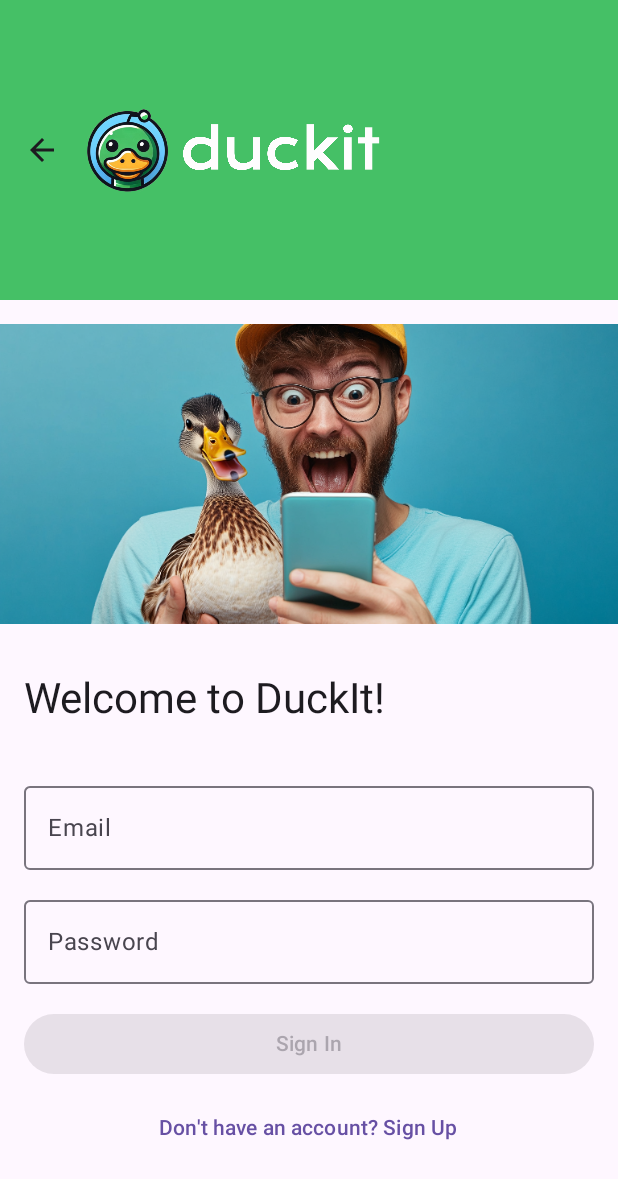
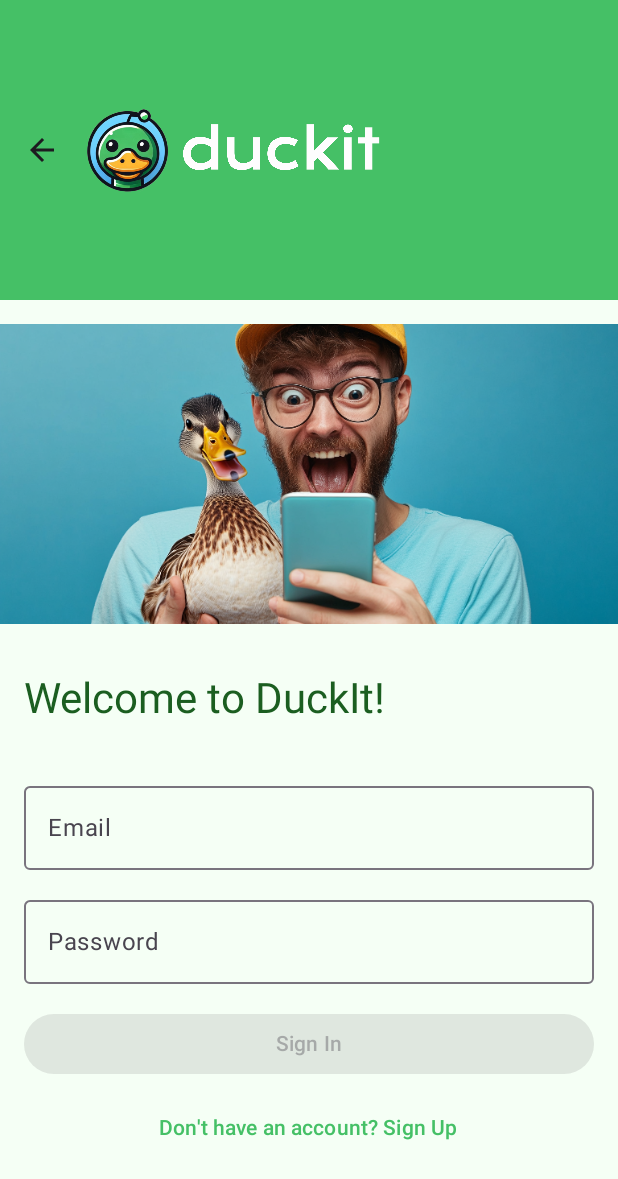
Before and after one commit to RicoDevX/Duckit, an Android app built with Jetpack Compose: the screen it shows after launch (MainActivity), after a tap on "Sign In", on a phone screen of 412 x 824 dp. Shown: the top 1179 px of the screen. Run offline under Robolectric (Android 15) with nearby library versions, the light colour scheme and no system bars; pictures from the network do not load; 3 statements that could not run were skipped.

Commit message:
feat(theme): Implement custom DuckIt theme with primary green color (#45C066)
- Defined a custom Material 3 color scheme with primary green (0xFF45C066)
- Created light and dark themes with consistent UI colors
- Applied the theme using `DuckItTheme`
- Updated UI components to use `MaterialTheme.colorScheme`
- Improved button and text styling to align with the new theme

This enhances the app’s visual consistency and provides a modern, fresh look.

```diff
--- a/app/src/main/java/com/chrisrich/duckit/ui/MainActivity.kt
+++ b/app/src/main/java/com/chrisrich/duckit/ui/MainActivity.kt
@@ -11,6 +11,7 @@ import androidx.compose.runtime.getValue
 import androidx.navigation.compose.rememberNavController
 import com.chrisrich.duckit.navigation.NavDestination
 import com.chrisrich.duckit.navigation.NavigationManager
+import com.chrisrich.duckit.ui.theme.DuckItTheme
 import org.koin.androidx.compose.koinViewModel
 
 class MainActivity : ComponentActivity() {
@@ -18,6 +19,7 @@ class MainActivity : ComponentActivity() {
         super.onCreate(savedInstanceState)
         enableEdgeToEdge()
         setContent {
+            DuckItTheme {
                 val navController = rememberNavController()
                 val navigationManager: NavigationManager = koinViewModel()
                 val currentDestination by navigationManager.currentDestination.collectAsState()
@@ -32,3 +34,4 @@ class MainActivity : ComponentActivity() {
             }
         }
     }
+}
--- a/app/src/main/java/com/chrisrich/duckit/ui/theme/Color.kt
+++ b/app/src/main/java/com/chrisrich/duckit/ui/theme/Color.kt
@@ -1,11 +1,37 @@
 package com.chrisrich.duckit.ui.theme
 
+import androidx.compose.material3.darkColorScheme
+import androidx.compose.material3.lightColorScheme
 import androidx.compose.ui.graphics.Color
 
-val Purple80 = Color(0xFFD0BCFF)
-val PurpleGrey80 = Color(0xFFCCC2DC)
-val Pink80 = Color(0xFFEFB8C8)
+val PrimaryGreen = Color(0xFF45C066)  // Main Green
+val SecondaryGreen = Color(0xFF2A8B4F) // Darker Green for accents
+val TertiaryGreen = Color(0xFF74D99E) // Lighter Green for highlights
+val BackgroundColor = Color(0xFFF5FFF5) // Light Greenish Background
+val SurfaceColor = Color(0xFFFFFFFF) // White for clean UI
+val OnPrimaryColor = Color(0xFFFFFFFF) // White text on primary
+val OnBackgroundColor = Color(0xFF1B5E20) // Dark green text
 
-val Purple40 = Color(0xFF6650a4)
-val PurpleGrey40 = Color(0xFF625b71)
-val Pink40 = Color(0xFF7D5260)
+val DarkBackgroundColor = Color(0xFF1B5E20) // Dark Green
+val DarkSurfaceColor = Color(0xFF2A8B4F) // Darker Surface
+val OnDarkPrimaryColor = Color(0xFFFFFFFF) // White text on primary
+
+val LightColorScheme = lightColorScheme(
+    primary = PrimaryGreen,
+    secondary = SecondaryGreen,
+    tertiary = TertiaryGreen,
+    background = BackgroundColor,
+    surface = SurfaceColor,
+    onPrimary = OnPrimaryColor,
+    onBackground = OnBackgroundColor
+)
+
+val DarkColorScheme = darkColorScheme(
+    primary = PrimaryGreen,
+    secondary = SecondaryGreen,
+    tertiary = TertiaryGreen,
+    background = DarkBackgroundColor,
+    surface = DarkSurfaceColor,
+    onPrimary = OnDarkPrimaryColor,
+    onBackground = Color.White
+)
--- a/app/src/main/java/com/chrisrich/duckit/ui/theme/DuckitScreen.kt
+++ /dev/null
@@ -1,4 +0,0 @@
-package com.chrisrich.duckit.ui.theme
-
-class DuckitScreen {
-}
--- a/app/src/main/res/values/strings.xml
+++ b/app/src/main/res/values/strings.xml
@@ -33,5 +33,6 @@
     <string name="headline">Post a duck</string>
     <string name="already_have_an_account_sign_in">Already have an account? Sign In</string>
     <string name="don_t_have_an_account_sign_up">Don\'t have an account? Sign Up</string>
+    <string name="vote_on_this_post">Vote for this post!</string>
 
 </resources>
```
Also changed, not shown: app/src/main/java/com/chrisrich/duckit/ui/screens/postgallery/PostDetailDialog.kt (+85 -21 lines), app/src/main/java/com/chrisrich/duckit/ui/theme/Theme.kt (+4 -43 lines). Lines whose indentation alone changed are shown as unchanged.
